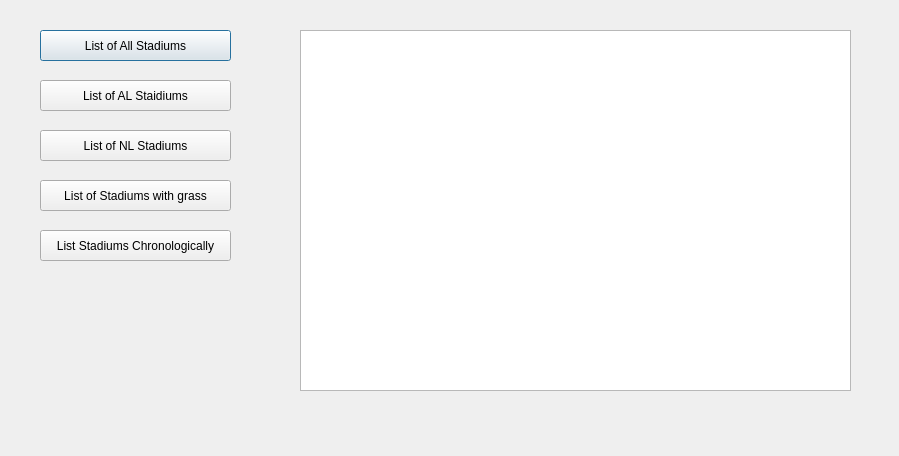
frimbraza/Baseball-Stadium-Project, file listwindow.ui: the form before one commit.
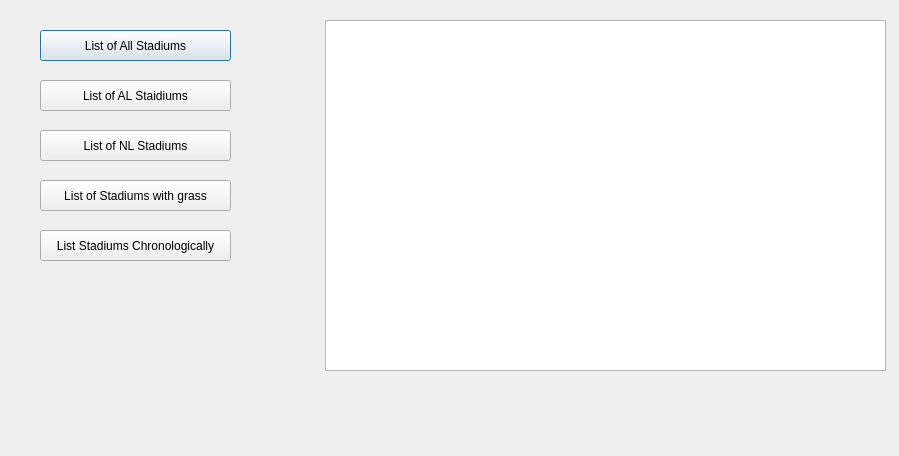
The form after the commit.

The edit to the form file:
```diff
--- a/listwindow.ui
+++ b/listwindow.ui
@@ -78,13 +78,13 @@
     <string>List Stadiums Chronologically</string>
    </property>
   </widget>
-  <widget class="QTextBrowser" name="listDisplayBox">
+  <widget class="QTableWidget" name="TableWidget">
    <property name="geometry">
     <rect>
-     <x>300</x>
-     <y>30</y>
-     <width>551</width>
-     <height>361</height>
+     <x>325</x>
+     <y>20</y>
+     <width>561</width>
+     <height>351</height>
     </rect>
    </property>
   </widget>
```
Left out of the diff: 22 changed lines with no effect on the pictures.
